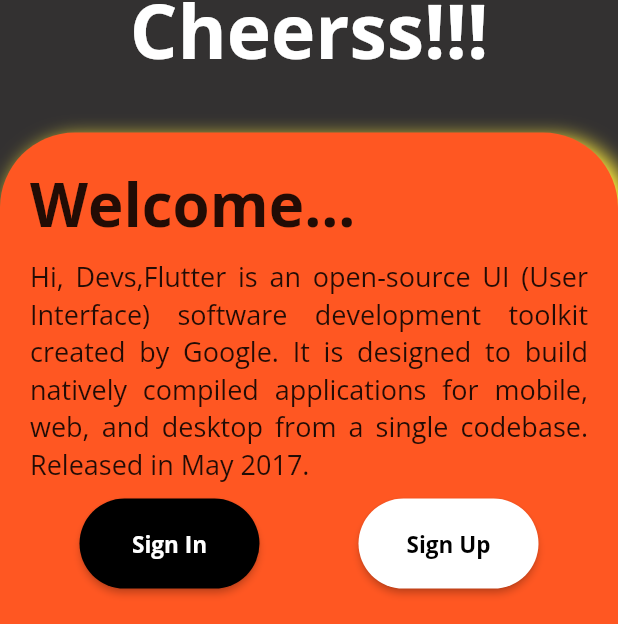
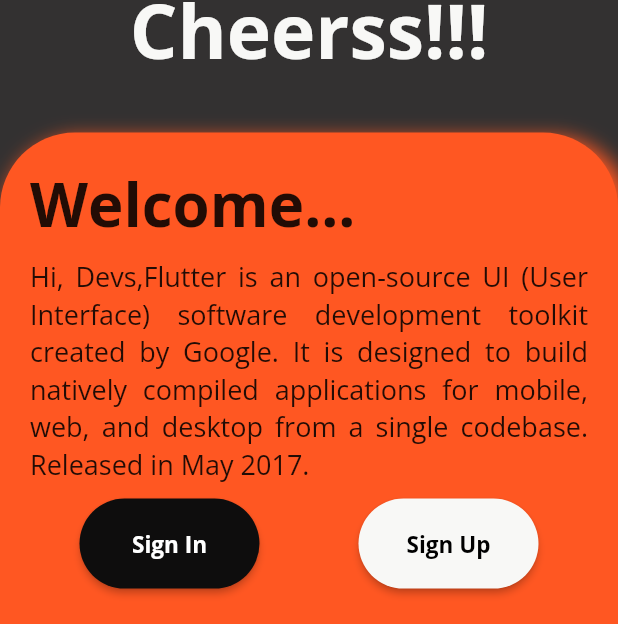
Before and after one commit to featlast/beer_app, a Flutter app: the screen it shows after launch, on a phone screen of 412 x 824 dp. Shown: the part 609-1233 px from the top of the screen. Run offline on Flutter 3.47's test engine with Material 2 defaults, Android fonts, the phone set to English and light mode, and no system bars; our stand-ins replace lottie.

Commit message:
add(core): Initial Desing Screens
- Register.
- Login.

```diff
--- a/lib/src/presentation/screens/register_screen.dart
+++ b/lib/src/presentation/screens/register_screen.dart
@@ -1,3 +1,4 @@
+import 'package:beer_app/src/theme/colors.dart';
 import 'package:flutter/material.dart';
 
 class RegisterScreen extends StatelessWidget {
@@ -6,6 +7,11 @@
   @override
   Widget build(BuildContext context) {
     return Scaffold(
+      appBar: AppBar(
+        backgroundColor: BeerAppColors.colorPrimary,
+        elevation: 0,
+      ),
+      backgroundColor: BeerAppColors.colorPrimary,
       body: Center(child: Text('Register Screen')),
     );
   }
--- a/lib/src/presentation/widgets/animation_widget_welcome.dart
+++ b/lib/src/presentation/widgets/animation_widget_welcome.dart
@@ -1,5 +1,7 @@
+import 'package:beer_app/src/theme/colors.dart';
 import 'package:flutter/material.dart';
 import 'package:lottie/lottie.dart';
+// import 'package:rive/rive.dart';
 
 class AnimationWidgetWelcome extends StatelessWidget {
   const AnimationWidgetWelcome({
@@ -22,7 +24,7 @@
           // height: size * .6,
           width: double.infinity,
           decoration: const BoxDecoration(
-              color: Color.fromARGB(255, 51, 49, 49),
+              color: BeerAppColors.colorPrimary,
               borderRadius: BorderRadius.only(
                   bottomLeft: Radius.circular(-50),
                   bottomRight: Radius.circular(-50))),
@@ -30,18 +32,23 @@
             children: [
               Padding(
                 padding: const EdgeInsets.symmetric(horizontal: 10),
-                child: Lottie.asset('assets/animations/beers1.json',
-                    fit: BoxFit.contain
-                    // width: MediaQuery.of(context).size.width * 0.7,
-                    // height: MediaQuery.of(context).size.width * 0.7,
-                    ),
+                child:
+                    // RiveAnimation.asset(
+                    //   'assets/animations/eye.riv',
+                    //   fit:BoxFit.contain ,
+                    // )
+                    Lottie.asset('assets/animations/beers1.json',
+                        fit: BoxFit.contain
+                        // width: MediaQuery.of(context).size.width * 0.7,
+                        // height: MediaQuery.of(context).size.width * 0.7,
+                        ),
               ),
               const Text(
                 "Cheerss!!!",
                 style: TextStyle(
                     fontSize: 50,
                     fontWeight: FontWeight.bold,
-                    color: Colors.white,
+                    color: BeerAppColors.colorWhite,
                     fontFamily: 'OpenSans'),
               )
             ],
--- a/lib/src/presentation/widgets/bottom_welcome.dart
+++ b/lib/src/presentation/widgets/bottom_welcome.dart
@@ -2,6 +2,7 @@
 
 import '../components/components.dart';
 import '../screens/screens.dart';
+import 'package:beer_app/src/theme/colors.dart';
 
 class BottomWelcome extends StatelessWidget {
   const BottomWelcome({
@@ -26,12 +27,12 @@
         decoration: const BoxDecoration(
             boxShadow: [
               BoxShadow(
-                  color: Colors.yellow,
+                  color: BeerAppColors.colorSecundary,
                   blurRadius: 10.0,
                   spreadRadius: 2.0,
                   offset: Offset(5.0, 5.0))
             ],
-            color: Colors.deepOrange,
+            color: BeerAppColors.colorSecundary,
             borderRadius: BorderRadius.only(
                 topLeft: Radius.circular(50), topRight: Radius.circular(50))),
         child: Column(
@@ -63,7 +64,7 @@
               children: [
                 CustomButton(
                   text: "Sign In",
-                  color: Colors.black,
+                  color: BeerAppColors.colorBlack,
                   textColor: Colors.white,
                   onTap: () {
                     // Navigator.push(
@@ -76,7 +77,7 @@
                 ),
                 CustomButton(
                   text: "Sign Up",
-                  color: Colors.white,
+                  color: BeerAppColors.colorWhite,
                   textColor: Colors.black,
                   onTap: () {
                     Navigator.push(
--- a/lib/src/theme/colors.dart
+++ b/lib/src/theme/colors.dart
@@ -0,0 +1,10 @@
+import 'package:flutter/material.dart';
+
+class BeerAppColors {
+  BeerAppColors._();
+  static const Color colorPrimary = Color.fromARGB(255, 51, 49, 49);
+  static const Color colorSecundary = Color.fromRGBO(255, 87, 34, 1);
+  static const Color colorYellow = Color.fromARGB(255, 214, 195, 24);
+  static const Color colorBlack = Color.fromARGB(255, 14, 13, 13);
+  static const Color colorWhite = Color.fromARGB(255, 248, 248, 246);
+}
--- a/pubspec.yaml
+++ b/pubspec.yaml
@@ -35,6 +35,7 @@
   # Use with the CupertinoIcons class for iOS style icons.
   cupertino_icons: ^1.0.2
   lottie: ^2.5.0
+  rive: 0.9.1
 
 dev_dependencies:
   flutter_test:
```
Also changed, not shown: lib/src/presentation/screens/login_screen.dart (+49 -1 lines), pubspec.lock, 2 other files.
